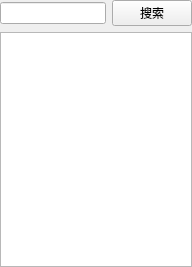
The window that src/fend/uimain/bucketswidget.ui (afeiyoo/CosBrowser) describes before a commit, drawn with Qt 5.
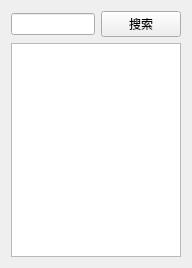
The same window after the commit.

Commit message:
[FEAT] Show data of json with view and model
Add:
  + Load data from model and show it with view
  + Use singleton design pattern

The edit to the form file:
```diff
--- a/src/fend/uimain/bucketswidget.ui
+++ b/src/fend/uimain/bucketswidget.ui
@@ -7,25 +7,13 @@
     <x>0</x>
     <y>0</y>
     <width>192</width>
-    <height>267</height>
+    <height>268</height>
    </rect>
   </property>
   <property name="windowTitle">
    <string>Form</string>
   </property>
   <layout class="QVBoxLayout" name="verticalLayout">
-   <property name="leftMargin">
-    <number>0</number>
-   </property>
-   <property name="topMargin">
-    <number>0</number>
-   </property>
-   <property name="rightMargin">
-    <number>0</number>
-   </property>
-   <property name="bottomMargin">
-    <number>0</number>
-   </property>
    <item>
     <layout class="QHBoxLayout" name="horizontalLayout">
      <item>
@@ -41,7 +29,7 @@
     </layout>
    </item>
    <item>
-    <widget class="QListWidget" name="listWidget"/>
+    <widget class="QListView" name="listView"/>
    </item>
   </layout>
  </widget>
```
The commit also changes 7 other files.
